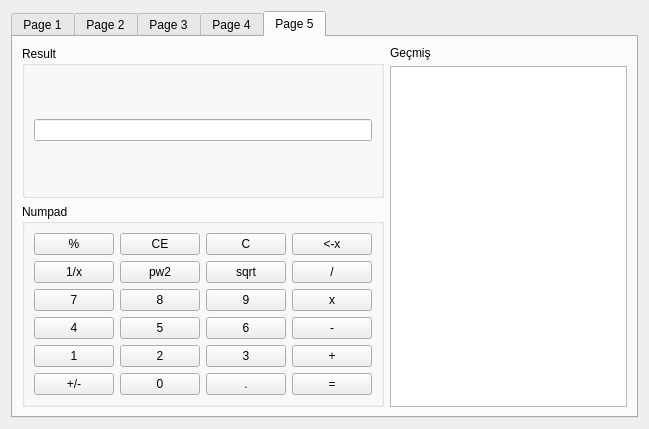
The window that Beginner/ButtonAndCheckboxes/dialog.ui (develooper1994/Qt5WidgetLearning) describes before a commit, drawn with Qt 5.
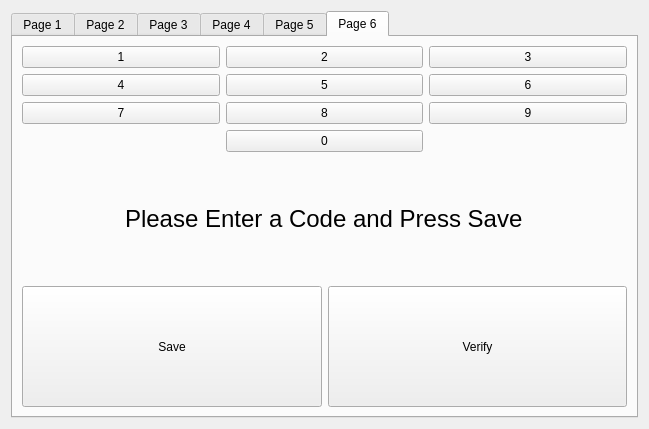
The same window after the commit.

Commit message: Page 6 ui created

```diff
--- a/Beginner/ButtonAndCheckboxes/dialog.ui
+++ b/Beginner/ButtonAndCheckboxes/dialog.ui
@@ -17,7 +17,7 @@
    <item row="0" column="1">
     <widget class="QTabWidget" name="tabWidget">
      <property name="currentIndex">
-      <number>4</number>
+      <number>5</number>
      </property>
      <widget class="QWidget" name="Page1">
       <attribute name="title">
@@ -663,6 +663,124 @@
        </item>
       </layout>
      </widget>
+     <widget class="QWidget" name="Page6">
+      <attribute name="title">
+       <string>Page 6</string>
+      </attribute>
+      <layout class="QVBoxLayout" name="verticalLayout_9">
+       <item>
+        <layout class="QGridLayout" name="layNumpad">
+         <item row="0" column="0">
+          <widget class="QPushButton" name="Btn1">
+           <property name="text">
+            <string>1</string>
+           </property>
+          </widget>
+         </item>
+         <item row="0" column="1">
+          <widget class="QPushButton" name="Btn2">
+           <property name="text">
+            <string>2</string>
+           </property>
+          </widget>
+         </item>
+         <item row="0" column="2">
+          <widget class="QPushButton" name="Btn3">
+           <property name="text">
+            <string>3</string>
+           </property>
+          </widget>
+         </item>
+         <item row="1" column="0">
+          <widget class="QPushButton" name="Btn4">
+           <property name="text">
+            <string>4</string>
+           </property>
+          </widget>
+         </item>
+         <item row="1" column="1">
+          <widget class="QPushButton" name="Btn5">
+           <property name="text">
+            <string>5</string>
+           </property>
+          </widget>
+         </item>
+         <item row="1" column="2">
+          <widget class="QPushButton" name="Btn6">
+           <property name="text">
+            <string>6</string>
+           </property>
+          </widget>
+         </item>
+         <item row="2" column="0">
+          <widget class="QPushButton" name="Btn7">
+           <property name="text">
+            <string>7</string>
+           </property>
+          </widget>
+         </item>
+         <item row="2" column="1">
+          <widget class="QPushButton" name="Btn8">
+           <property name="text">
+            <string>8</string>
+           </property>
+          </widget>
+         </item>
+         <item row="2" column="2">
+          <widget class="QPushButton" name="Btn9">
+           <property name="text">
+            <string>9</string>
+           </property>
+          </widget>
+         </item>
+         <item row="3" column="1">
+          <widget class="QPushButton" name="Btn0">
+           <property name="text">
+            <string>0</string>
+           </property>
+          </widget>
+         </item>
+        </layout>
+       </item>
+       <item alignment="Qt::AlignHCenter">
+        <widget class="QLabel" name="lblCode">
+         <property name="text">
+          <string>&lt;html&gt;&lt;head/&gt;&lt;body&gt;&lt;p&gt;&lt;span style=&quot; font-size:18pt;&quot;&gt;Please Enter a Code and Press Save&lt;/span&gt;&lt;/p&gt;&lt;/body&gt;&lt;/html&gt;</string>
+         </property>
+        </widget>
+       </item>
+       <item>
+        <layout class="QHBoxLayout" name="laySaveVerify">
+         <item>
+          <widget class="QPushButton" name="btnSave">
+           <property name="sizePolicy">
+            <sizepolicy hsizetype="Minimum" vsizetype="Minimum">
+             <horstretch>0</horstretch>
+             <verstretch>0</verstretch>
+            </sizepolicy>
+           </property>
+           <property name="text">
+            <string>Save</string>
+           </property>
+          </widget>
+         </item>
+         <item>
+          <widget class="QPushButton" name="btnVerify">
+           <property name="sizePolicy">
+            <sizepolicy hsizetype="Minimum" vsizetype="Minimum">
+             <horstretch>0</horstretch>
+             <verstretch>0</verstretch>
+            </sizepolicy>
+           </property>
+           <property name="text">
+            <string>Verify</string>
+           </property>
+          </widget>
+         </item>
+        </layout>
+       </item>
+      </layout>
+     </widget>
     </widget>
    </item>
   </layout>
```
